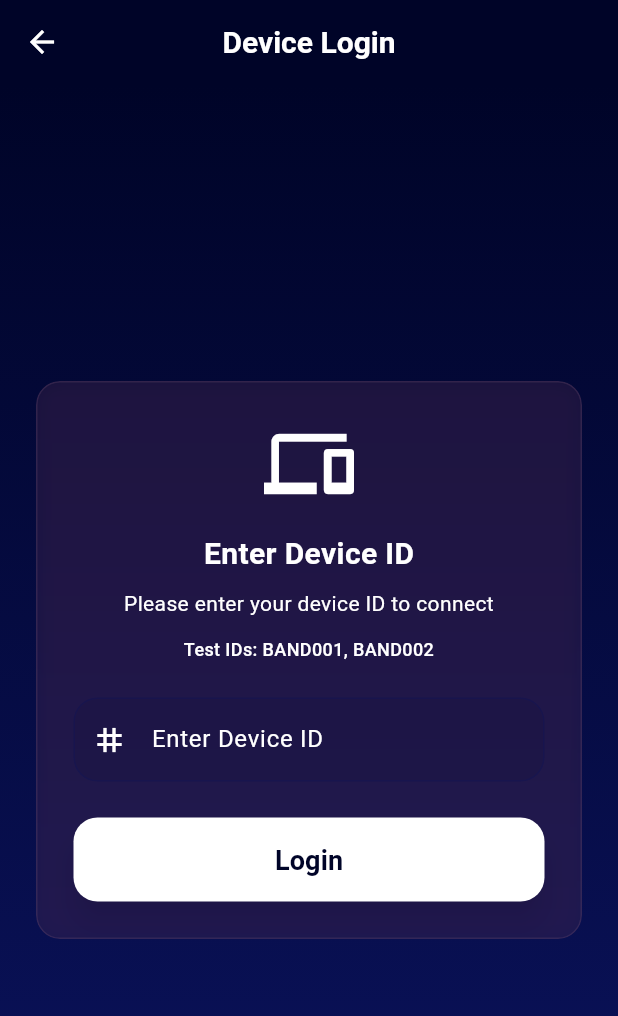
After one commit to siranjeevan/BioBand, a Flutter app: the DeviceConnectScreen screen opened by its route, after a tap on "Login with Device ID", on a phone screen of 412 x 824 dp. The commit adds this screen. Shown: the top 1016 px of the screen. Run offline on Flutter 3.47's test engine with Material 3 defaults, Android fonts, the phone set to English and light mode, and no system bars.

Commit message:
devices api call

```diff
--- a/lib/main.dart
+++ b/lib/main.dart
@@ -4,6 +4,7 @@ import 'screens/splash_screen.dart';
 import 'screens/onboarding_screen.dart';
 import 'screens/login_screen.dart';
 import 'screens/device_connect_screen.dart';
+import 'screens/device_login_screen.dart';
 import 'screens/dashboard_screen.dart' as dashboard;
 import 'screens/reports_screen.dart';
 import 'screens/profile_screen.dart';
@@ -197,6 +198,7 @@ class NadiParikshaApp extends StatelessWidget {
         '/onboarding': (context) => const OnboardingScreen(),
         '/login': (context) => const LoginScreen(),
         '/device-connect': (context) => const DeviceConnectScreen(),
+        '/device-login': (context) => const DeviceLoginScreen(),
         '/main': (context) => const MainNavigationScreen(initialIndex: 0),
         '/dashboard': (context) => const MainNavigationScreen(initialIndex: 0),
         '/reports': (context) => const MainNavigationScreen(initialIndex: 2),
--- a/lib/screens/ai_analytics_screen.dart
+++ b/lib/screens/ai_analytics_screen.dart
@@ -23,8 +23,7 @@ class _AiAnalyticsScreenState extends State<AiAnalyticsScreen>
   late List<WatchLogo> _watchLogos;
   bool _isLoading = false;
 
-  static const String apiKey = 'AIzaSyBx4_h7kQdD_zGzIeQ9MctV45S-cwbBcXY';
-  static const String apiUrl = 'https://generativelanguage.googleapis.com/v1beta/models/gemini-2.0-flash:generateContent';
+  static const String apiUrl = 'http://192.168.1.6:8000/chat';
 
   @override
   void initState() {
@@ -70,27 +69,18 @@ class _AiAnalyticsScreenState extends State<AiAnalyticsScreen>
 
     try {
       final response = await http.post(
-        Uri.parse('$apiUrl?key=$apiKey'),
+        Uri.parse(apiUrl),
         headers: {
           'Content-Type': 'application/json',
         },
         body: jsonEncode({
-          'contents': [
-            {
-              'parts': [
-                {'text': 'You are a health AI assistant. Answer this health-related question: $userMessage'}
-              ]
-            }
-          ],
-          'generationConfig': {
-            'maxOutputTokens': 1000,
-          }
+          'message': userMessage
         }),
       );
 
       if (response.statusCode == 200) {
         final data = jsonDecode(response.body);
-        String aiResponse = data['candidates'][0]['content']['parts'][0]['text'];
+        String aiResponse = data['response'] ?? 'No response received';
 
         setState(() {
           _chatMessages.add({
--- a/lib/screens/device_connect_screen.dart
+++ b/lib/screens/device_connect_screen.dart
@@ -95,6 +95,8 @@ class _DeviceConnectScreenState extends State<DeviceConnectScreen> with TickerPr
                 _buildScanButton(),
                 const SizedBox(height: 16),
                 _buildDeviceList(),
+                const SizedBox(height: 24),
+                _buildLoginWithDeviceIdButton(),
               ],
             ),
           ),
@@ -243,6 +245,30 @@ class _DeviceConnectScreenState extends State<DeviceConnectScreen> with TickerPr
       ],
     );
   }
+
+  Widget _buildLoginWithDeviceIdButton() {
+    return SizedBox(
+      width: double.infinity,
+      height: 56,
+      child: OutlinedButton(
+        onPressed: () => Navigator.pushNamed(context, '/device-login'),
+        style: OutlinedButton.styleFrom(
+          side: const BorderSide(color: AppColors.textPrimary, width: 2),
+          shape: RoundedRectangleBorder(
+            borderRadius: BorderRadius.circular(16),
+          ),
+        ),
+        child: const Text(
+          'Login with Device ID',
+          style: TextStyle(
+            fontSize: 18,
+            fontWeight: FontWeight.bold,
+            color: AppColors.textPrimary,
+          ),
+        ),
+      ),
+    );
+  }
 }
 
 class BluetoothDevice {
--- /dev/null
+++ b/lib/screens/device_login_screen.dart
@@ -0,0 +1,197 @@
+import 'package:flutter/material.dart';
+import 'dart:convert';
+import 'package:http/http.dart' as http;
+import '../design_system/app_colors.dart';
+import '../design_system/glass_container.dart';
+import '../models/device_state.dart';
+
+class DeviceLoginScreen extends StatefulWidget {
+  const DeviceLoginScreen({super.key});
+
+  @override
+  State<DeviceLoginScreen> createState() => _DeviceLoginScreenState();
+}
+
+class _DeviceLoginScreenState extends State<DeviceLoginScreen> {
+  final TextEditingController _deviceIdController = TextEditingController();
+  String? _errorMessage;
+  bool _isLoading = false;
+
+  @override
+  void dispose() {
+    _deviceIdController.dispose();
+    super.dispose();
+  }
+
+  void _login() async {
+    final deviceId = _deviceIdController.text.trim();
+
+    if (deviceId.isEmpty) {
+      setState(() => _errorMessage = 'Please enter a Device ID');
+      return;
+    }
+
+    setState(() {
+      _isLoading = true;
+      _errorMessage = null;
+    });
+
+    try {
+      final response = await http.get(
+        Uri.parse('https://test-cu0mkzf55-praveens-projects-79540d8d.vercel.app/devices/'),
+        headers: {'Content-Type': 'application/json'},
+      ).timeout(const Duration(seconds: 10));
+
+      if (response.statusCode == 200) {
+        final responseData = json.decode(response.body);
+        final List<dynamic> devices = responseData['devices'];
+        final deviceExists = devices.any((device) => device['device_id'] == deviceId);
+
+        if (deviceExists) {
+          final device = devices.firstWhere((device) => device['device_id'] == deviceId);
+          DeviceState.connect(device['model']);
+          Navigator.pushReplacementNamed(context, '/main');
+        } else {
+          setState(() {
+            _errorMessage = 'Invalid Device ID, please try again';
+            _isLoading = false;
+          });
+        }
+      } else {
+        setState(() {
+          _errorMessage = 'Unable to verify device. Please try again.';
+          _isLoading = false;
+        });
+      }
+    } catch (e) {
+      setState(() {
+        _errorMessage = 'Network error. Please check your connection.';
+        _isLoading = false;
+      });
+    }
+  }
+
+  @override
+  Widget build(BuildContext context) {
+    return Scaffold(
+      appBar: AppBar(
+        backgroundColor: Colors.transparent,
+        elevation: 0,
+        leading: IconButton(
+          icon: const Icon(Icons.arrow_back, color: AppColors.textPrimary),
+          onPressed: () => Navigator.pop(context),
+        ),
+        title: const Text(
+          'Device Login',
+          style: TextStyle(
+            color: AppColors.textPrimary,
+            fontWeight: FontWeight.bold,
+          ),
+        ),
+      ),
+      body: Container(
+        decoration: const BoxDecoration(gradient: AppColors.backgroundGradient),
+        child: SafeArea(
+          child: Padding(
+            padding: const EdgeInsets.all(24),
+            child: Column(
+              mainAxisAlignment: MainAxisAlignment.center,
+              children: [
+                GlassContainer(
+                  padding: const EdgeInsets.all(24),
+                  child: Column(
+                    children: [
+                      const Icon(
+                        Icons.devices,
+                        size: 60,
+                        color: AppColors.textPrimary,
+                      ),
+                      const SizedBox(height: 16),
+                      const Text(
+                        'Enter Device ID',
+                        style: TextStyle(
+                          fontSize: 20,
+                          fontWeight: FontWeight.bold,
+                          color: AppColors.textPrimary,
+                        ),
+                      ),
+                      const SizedBox(height: 8),
+                      const Text(
+                        'Please enter your device ID to connect',
+                        textAlign: TextAlign.center,
+                        style: TextStyle(
+                          color: AppColors.textSecondary,
+                          fontSize: 14,
+                        ),
+                      ),
+                      const SizedBox(height: 12),
+                      const Text(
+                        'Test IDs: BAND001, BAND002',
+                        textAlign: TextAlign.center,
+                        style: TextStyle(
+                          color: AppColors.textPrimary,
+                          fontSize: 12,
+                          fontWeight: FontWeight.w500,
+                        ),
+                      ),
+                      const SizedBox(height: 24),
+                      TextField(
+                        controller: _deviceIdController,
+                        decoration: const InputDecoration(
+                          hintText: 'Enter Device ID',
+                          prefixIcon: Icon(Icons.tag, color: AppColors.textSecondary),
+                        ),
+                        style: const TextStyle(color: AppColors.textPrimary),
+                      ),
+                      if (_errorMessage != null) ...[
+                        const SizedBox(height: 12),
+                        Text(
+                          _errorMessage!,
+                          style: const TextStyle(
+                            color: AppColors.error,
+                            fontSize: 14,
+                          ),
+                        ),
+                      ],
+                      const SizedBox(height: 24),
+                      SizedBox(
+                        width: double.infinity,
+                        height: 56,
+                        child: ElevatedButton(
+                          onPressed: _isLoading ? null : _login,
+                          style: ElevatedButton.styleFrom(
+                            backgroundColor: AppColors.textPrimary,
+                            shape: RoundedRectangleBorder(
+                              borderRadius: BorderRadius.circular(16),
+                            ),
+                          ),
+                          child: _isLoading
+                              ? const SizedBox(
+                                  height: 20,
+                                  width: 20,
+                                  child: CircularProgressIndicator(
+                                    strokeWidth: 2,
+                                    color: AppColors.primary,
+                                  ),
+                                )
+                              : const Text(
+                                  'Login',
+                                  style: TextStyle(
+                                    fontSize: 18,
+                                    fontWeight: FontWeight.bold,
+                                    color: AppColors.primary,
+                                  ),
+                                ),
+                        ),
+                      ),
+                    ],
+                  ),
+                ),
+              ],
+            ),
+          ),
+        ),
+      ),
+    );
+  }
+}
```
Also changed, not shown: 1 other file.
